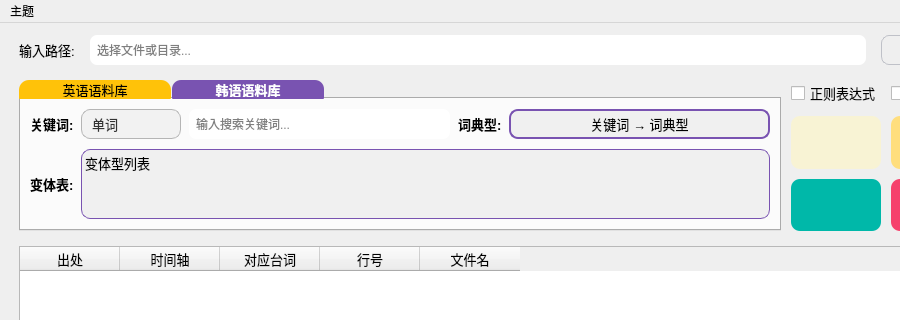
First picture: the form in gui/CorpusSearchTool.ui, repository jiedi720/CorpusSearchTool, before the edit; both pictures show x 0 to 900 and y 0 to 320 of the 1000 by 800 pixel window.
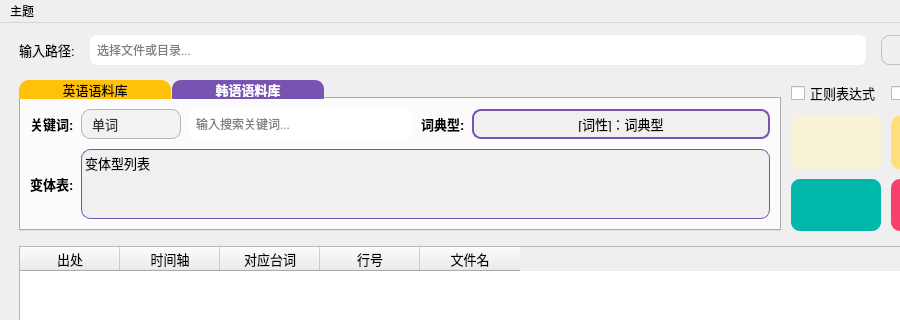
Second picture: the form after the edit. Icons and pictures are not drawn.

The edit to the form file:
```diff
--- a/gui/CorpusSearchTool.ui
+++ b/gui/CorpusSearchTool.ui
@@ -663,7 +663,7 @@
                  <number>10</number>
                 </property>
                 <item>
-                 <layout class="QHBoxLayout" name="horizontalLayout_3" stretch="0,0,1,0,1">
+                 <layout class="QHBoxLayout" name="horizontalLayout_3" stretch="0,0,3,0,4">
                   <property name="spacing">
                    <number>8</number>
                   </property>
@@ -856,7 +856,7 @@
 }</string>
                     </property>
                     <property name="text">
-                     <string>关键词 → 词典型</string>
+                     <string>[词性]：词典型</string>
                     </property>
                     <property name="alignment">
                      <set>Qt::AlignmentFlag::AlignCenter</set>
```
Left out of the diff: 2 changed lines with no effect on the pictures.
